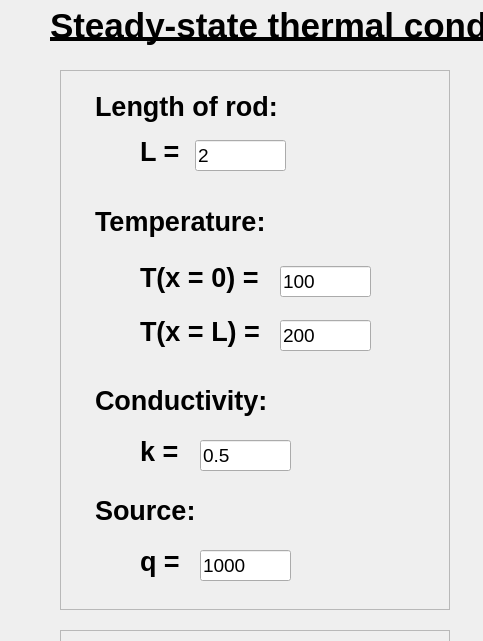
The window that FVM/problem_2/interface.ui (AzaFarr/lab_interface) describes before a commit, drawn with Qt 5; both pictures show x 0 to 483 and y 0 to 641 of the 1217 by 890 pixel window.
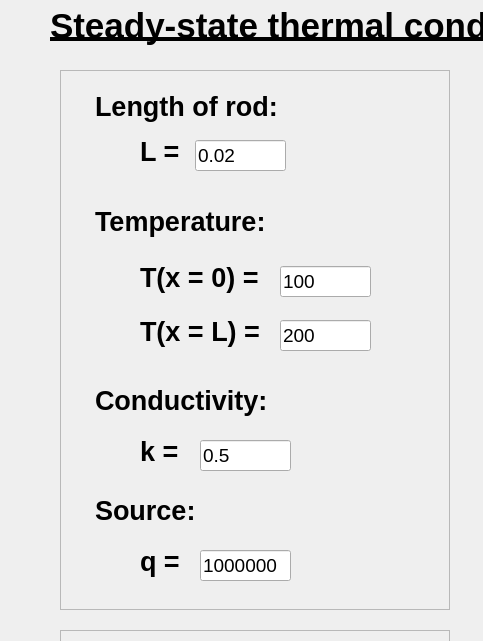
The same window after the commit. Icons and pictures are not drawn. Custom widgets are drawn as their Qt base class.

What changed in the file:
```diff
--- a/FVM/problem_2/interface.ui
+++ b/FVM/problem_2/interface.ui
@@ -214,7 +214,7 @@
       </font>
      </property>
      <property name="text">
-      <string>2</string>
+      <string>0.02</string>
      </property>
     </widget>
     <widget class="QLabel" name="label_9">
@@ -315,7 +315,7 @@
       </font>
      </property>
      <property name="text">
-      <string>1000</string>
+      <string>1000000</string>
      </property>
     </widget>
     <widget class="QLabel" name="label_12">
```
